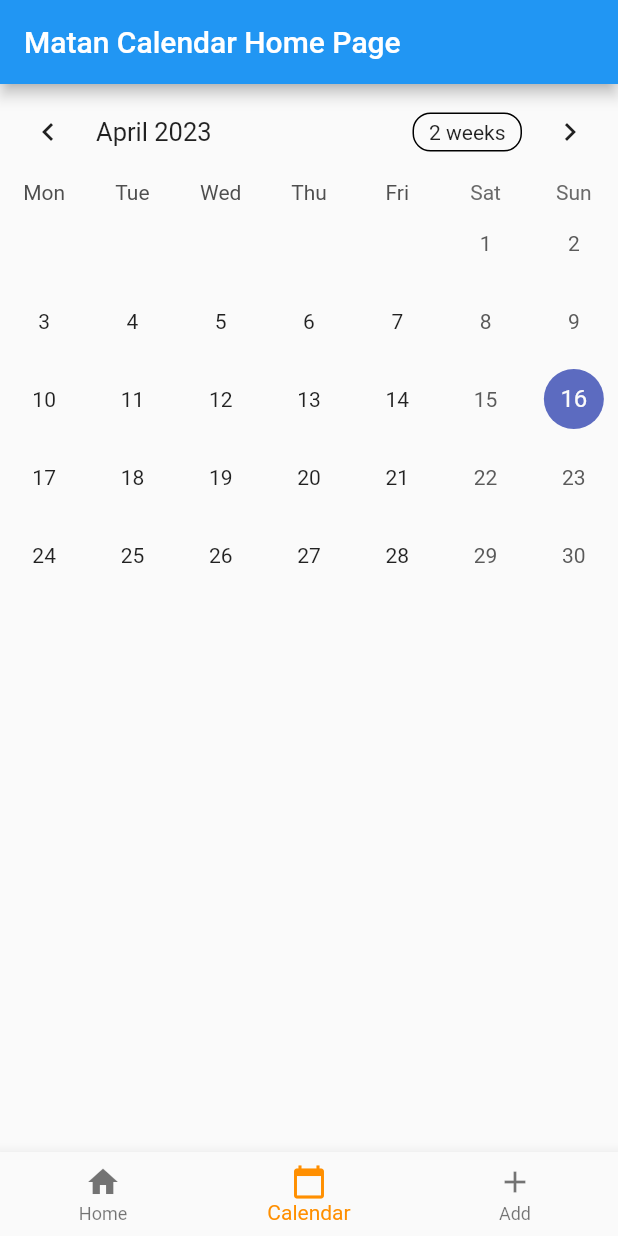
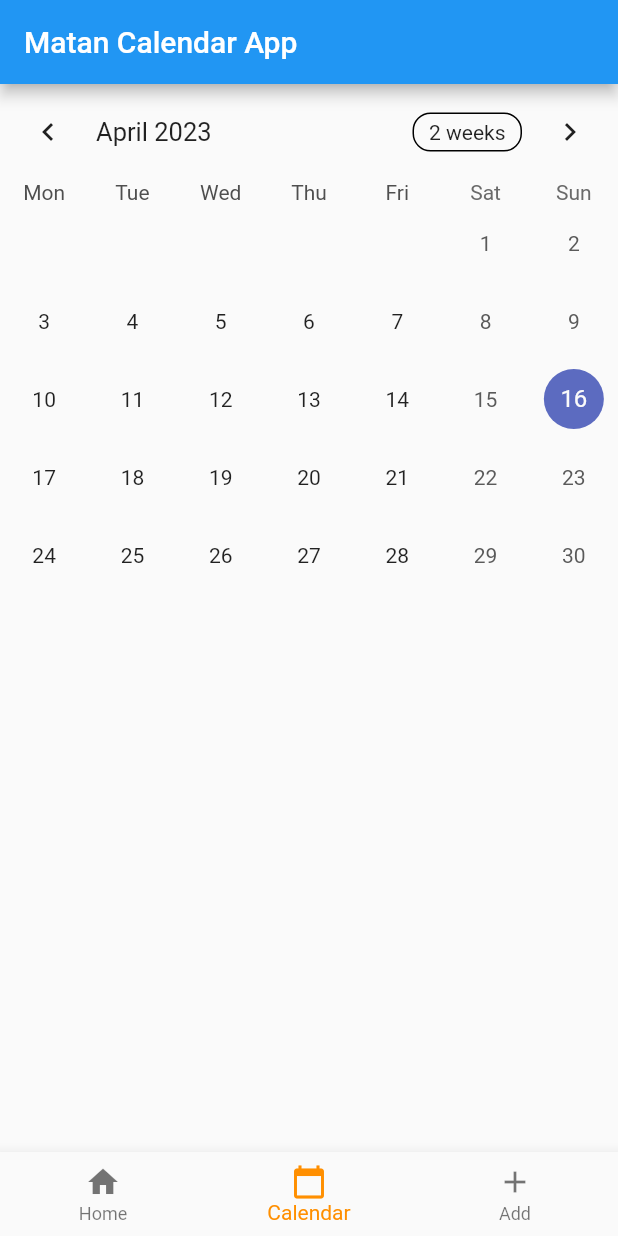
Before and after one commit to MatanLazimi/Matan-Calendar-copy, a Flutter app: the screen it shows after launch, item 2 of the bottom bar chosen, on a phone screen of 412 x 824 dp. Run offline on Flutter 3.47's test engine with Material 2 defaults, Android fonts, the phone set to English and light mode, and no system bars; drawn by our look-alikes of table_calendar; our stand-ins replace bot_toast, cloud_firestore, firebase_core, flutter_riverpod, freezed_annotation, go_router and 2 more; accounts and stored records are empty.

Commit message:
Change title and text type of price value

```diff
--- a/matan_calendar/lib/main.dart
+++ b/matan_calendar/lib/main.dart
@@ -65,7 +65,7 @@ class _MyHomePageState extends ConsumerState<MyHomePage> {
     return Scaffold(
       resizeToAvoidBottomInset: false,
       appBar: AppBar(
-        title: const Text('Matan Calendar Home Page'),
+        title: const Text('Matan Calendar App'),
       ),
       body: widget.childBody,
       bottomNavigationBar: BottomNavigationBar(
```
Also changed, not shown: matan_calendar/lib/view/screens/add_screen.dart (+7 -3 lines).
